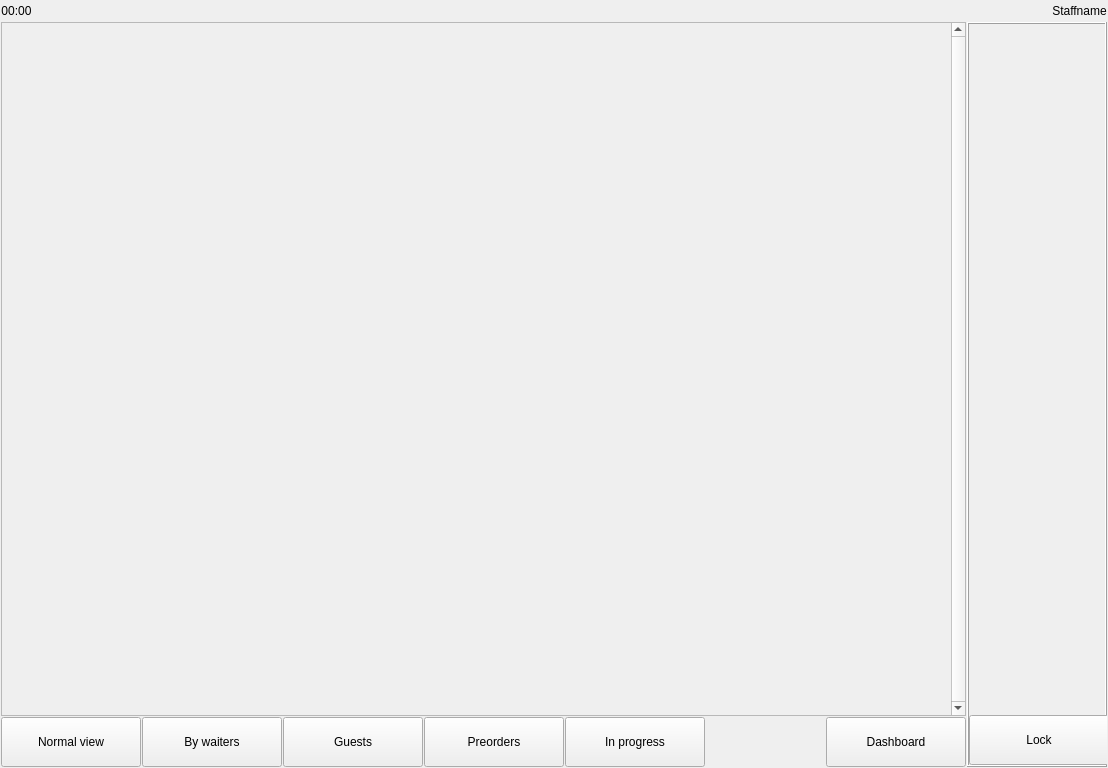
First picture: the form in Waiter/dlgface.ui, repository End1-1/Cafe5, before the edit.
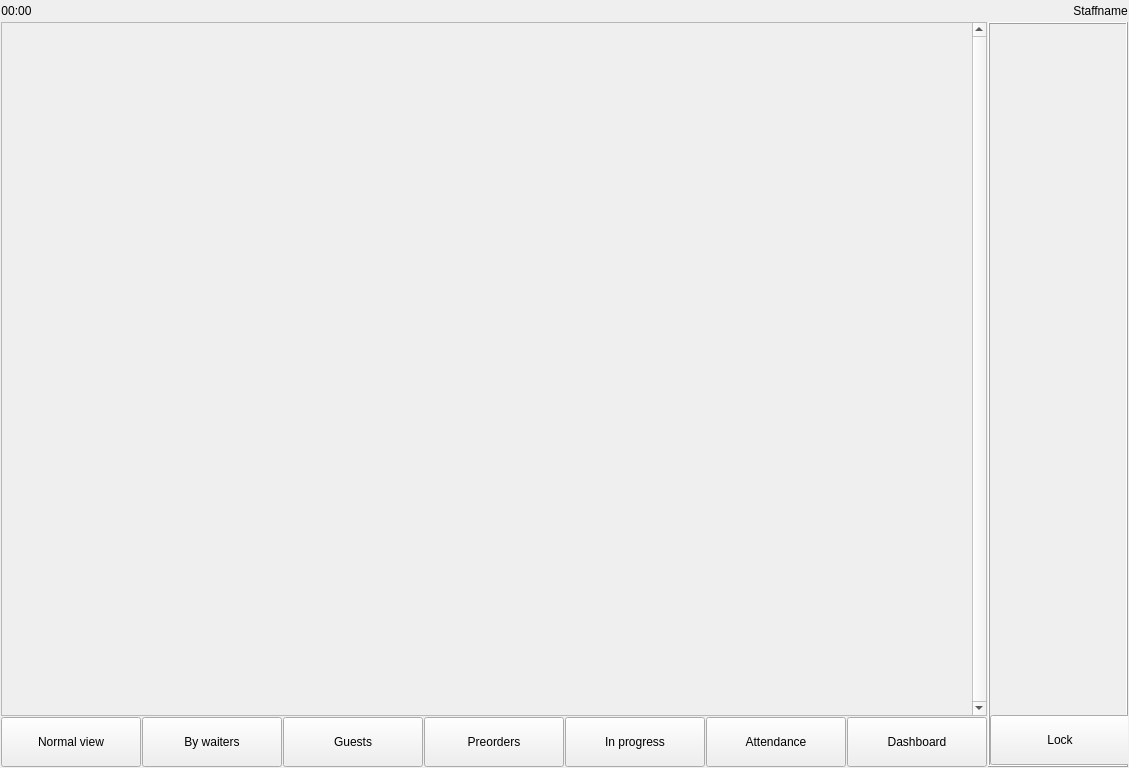
Second picture: the form after the edit. Icons and pictures are not drawn.

```diff
--- a/Waiter/dlgface.ui
+++ b/Waiter/dlgface.ui
@@ -351,6 +351,28 @@
         </property>
        </widget>
       </item>
+      <item>
+       <widget class="QToolButton" name="btnAttendance">
+        <property name="minimumSize">
+         <size>
+          <width>140</width>
+          <height>50</height>
+         </size>
+        </property>
+        <property name="maximumSize">
+         <size>
+          <width>16777215</width>
+          <height>50</height>
+         </size>
+        </property>
+        <property name="text">
+         <string>Attendance</string>
+        </property>
+        <property name="setup_key" stdset="0">
+         <string>dlgface_disable_btninprogress</string>
+        </property>
+       </widget>
+      </item>
       <item>
        <spacer name="horizontalSpacer_2">
         <property name="orientation">
```
